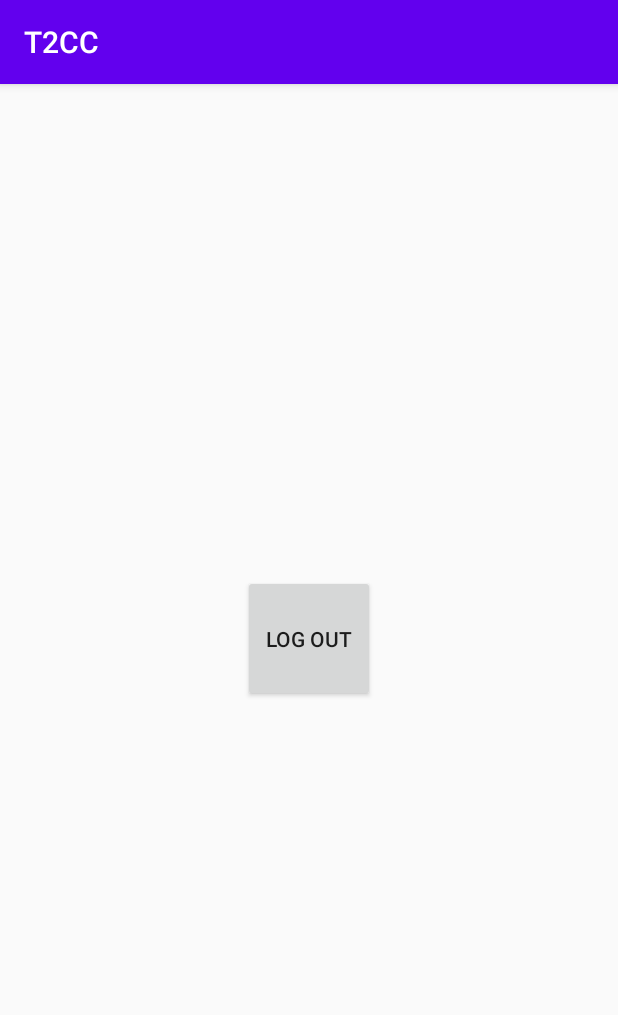
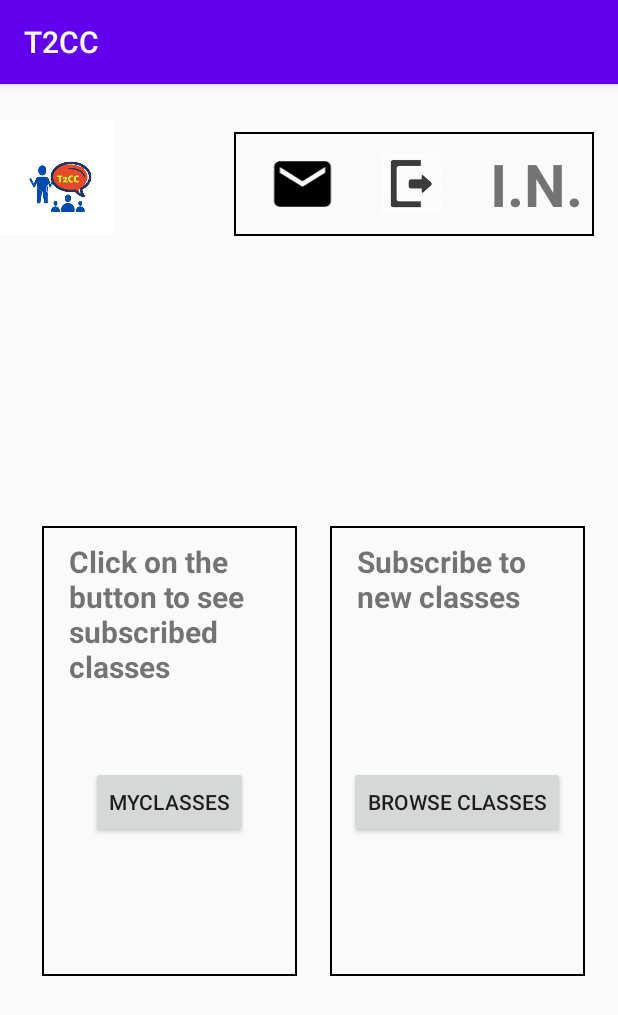
Before and after one commit to olabusayo/cosc612-seproj, an Android app: the HomeActivity screen opened directly, with no data from a screen before it, on a phone screen of 412 x 824 dp. Shown: the top 1015 px of the screen. Run offline under Robolectric (Android 15) with nearby library versions, the light colour scheme and no system bars.

Commit message:
merge with user screen (#9)
* merge with user screen

* update

```diff
--- a/T2CC_APP/t2cc/app/build.gradle
+++ b/T2CC_APP/t2cc/app/build.gradle
@@ -13,6 +13,7 @@ android {
         versionName "1.0"
 
         testInstrumentationRunner "androidx.test.runner.AndroidJUnitRunner"
+        android.defaultConfig.vectorDrawables.useSupportLibrary = true
     }
 
     buildTypes {
--- a/T2CC_APP/t2cc/app/src/main/java/com/example/t2cc/LogoutActivity.java
+++ b/T2CC_APP/t2cc/app/src/main/java/com/example/t2cc/LogoutActivity.java
@@ -33,7 +33,7 @@ public class LogoutActivity extends AppCompatActivity implements
     mAuthUI = AuthUI.getInstance();
 
     // prep buttons for onClick
-    findViewById(R.id.logOutButton).setOnClickListener(this);
+    //findViewById(R.id.logOutButton).setOnClickListener(this);
   }
 
   @Override
@@ -49,9 +49,9 @@ public class LogoutActivity extends AppCompatActivity implements
   @Override
   public void onClick(View v) {
     int i = v.getId();
-    if (i == R.id.logOutButton) {
-      logOut();
-    }
+//    if (i == R.id.logOutButton) {
+//      logOut();
+//    }
   }
 
   private void changeToLoginActivity() {
--- /dev/null
+++ b/T2CC_APP/t2cc/app/src/main/res/drawable/ic_mail_black_24dp.xml
@@ -0,0 +1,9 @@
+<vector xmlns:android="http://schemas.android.com/apk/res/android"
+        android:width="24dp"
+        android:height="24dp"
+        android:viewportWidth="24.0"
+        android:viewportHeight="24.0">
+    <path
+        android:fillColor="#FF000000"
+        android:pathData="M20,4L4,4c-1.1,0 -1.99,0.9 -1.99,2L2,18c0,1.1 0.9,2 2,2h16c1.1,0 2,-0.9 2,-2L22,6c0,-1.1 -0.9,-2 -2,-2zM20,8l-8,5 -8,-5L4,6l8,5 8,-5v2z"/>
+</vector>
--- /dev/null
+++ b/T2CC_APP/t2cc/app/src/main/res/drawable/ic_person_black_24dp.xml
@@ -0,0 +1,9 @@
+<vector xmlns:android="http://schemas.android.com/apk/res/android"
+        android:width="24dp"
+        android:height="24dp"
+        android:viewportWidth="24.0"
+        android:viewportHeight="24.0">
+    <path
+        android:fillColor="#FF000000"
+        android:pathData="M12,12c2.21,0 4,-1.79 4,-4s-1.79,-4 -4,-4 -4,1.79 -4,4 1.79,4 4,4zM12,14c-2.67,0 -8,1.34 -8,4v2h16v-2c0,-2.66 -5.33,-4 -8,-4z"/>
+</vector>
--- a/T2CC_APP/t2cc/app/src/main/res/layout/activity_home.xml
+++ b/T2CC_APP/t2cc/app/src/main/res/layout/activity_home.xml
@@ -4,21 +4,133 @@
     xmlns:tools="http://schemas.android.com/tools"
     android:layout_width="match_parent"
     android:layout_height="match_parent"
-    tools:context="com.example.t2cc.HomeActivity">
+    tools:context="com.example.t2cc.Home">
 
-    <Button
-        android:id="@+id/logOutButton"
-        android:layout_width="0dp"
-        android:layout_height="0dp"
-        android:layout_marginStart="162dp"
-        android:layout_marginLeft="162dp"
-        android:layout_marginTop="327dp"
-        android:layout_marginEnd="162dp"
-        android:layout_marginRight="162dp"
-        android:layout_marginBottom="356dp"
-        android:text="Log Out"
+    <ImageView
+        android:id="@+id/homeLogo"
+        android:layout_width="76dp"
+        android:layout_height="76dp"
+        app:layout_constraintBottom_toBottomOf="parent"
+        app:layout_constraintStart_toStartOf="parent"
+        app:layout_constraintTop_toTopOf="parent"
+        app:layout_constraintVertical_bias="0.035"
+        app:srcCompat="@drawable/t2cc_logo" />
+
+    <LinearLayout
+        android:id="@+id/navigationHome"
+        android:layout_width="240dp"
+        android:layout_height="69dp"
+        android:layout_marginStart="80dp"
+        android:layout_marginLeft="80dp"
+        android:background="@drawable/shape"
+        android:orientation="horizontal"
         app:layout_constraintBottom_toBottomOf="parent"
         app:layout_constraintEnd_toEndOf="parent"
+        app:layout_constraintHorizontal_bias="0.0"
+        app:layout_constraintStart_toEndOf="@+id/homeLogo"
+        app:layout_constraintTop_toTopOf="parent"
+        app:layout_constraintVertical_bias="0.046">
+
+        <ImageView
+            android:id="@+id/messagesImage"
+            android:layout_width="71dp"
+            android:layout_height="45dp"
+            android:layout_gravity="center_vertical"
+            android:layout_marginEnd="20dp"
+            android:layout_marginRight="20dp"
+            android:layout_weight="0"
+            android:contentDescription="@string/messages_image"
+            android:paddingLeft="20dp"
+            app:srcCompat="@drawable/ic_mail_black_24dp" />
+
+        <ImageView
+            android:id="@+id/logoutImage"
+            android:layout_width="54dp"
+            android:layout_height="39dp"
+            android:layout_gravity="center_vertical"
+            android:layout_marginEnd="20dp"
+            android:layout_marginRight="20dp"
+            android:layout_weight="0"
+            android:src="@drawable/logout" />
+
+        <TextView
+            android:id="@+id/userInitial"
+            android:layout_width="wrap_content"
+            android:layout_height="wrap_content"
+            android:layout_gravity="center"
+            android:layout_weight="0"
+            android:paddingLeft="5dp"
+            android:text="I.N."
+            android:textSize="39dp"
+            android:textStyle="bold" />
+
+    </LinearLayout>
+
+    <LinearLayout
+        android:id="@+id/homeLeftContent"
+        android:layout_width="170dp"
+        android:layout_height="300dp"
+        android:layout_marginStart="22dp"
+        android:layout_marginLeft="22dp"
+        android:layout_marginTop="20dp"
+        android:background="@drawable/shape"
+        android:orientation="vertical"
+        app:layout_constraintBottom_toBottomOf="parent"
+        app:layout_constraintEnd_toStartOf="@+id/rightHomeContent"
+        app:layout_constraintHorizontal_bias="0.222"
         app:layout_constraintStart_toStartOf="parent"
-        app:layout_constraintTop_toTopOf="parent" />
+        app:layout_constraintTop_toBottomOf="@+id/navigationHome">
+
+        <TextView
+            android:id="@+id/myClassDescriptionLabel"
+            android:layout_width="133dp"
+            android:layout_height="130dp"
+            android:layout_gravity="center"
+            android:layout_marginTop="10dp"
+            android:layout_marginBottom="20dp"
+            android:text="Click on the button to see subscribed classes"
+            android:textSize="20dp"
+            android:textStyle="bold" />
+
+        <Button
+            android:id="@+id/myClassButton"
+            android:layout_width="wrap_content"
+            android:layout_height="wrap_content"
+            android:layout_gravity="center"
+            android:text="MyClasses" />
+
+    </LinearLayout>
+
+    <LinearLayout
+        android:id="@+id/rightHomeContent"
+        android:layout_width="170dp"
+        android:layout_height="300dp"
+        android:layout_marginTop="20dp"
+        android:layout_marginEnd="22dp"
+        android:layout_marginRight="22dp"
+        android:background="@drawable/shape"
+        android:orientation="vertical"
+        app:layout_constraintBottom_toBottomOf="parent"
+        app:layout_constraintEnd_toEndOf="parent"
+        app:layout_constraintTop_toBottomOf="@+id/navigationHome">
+
+        <TextView
+            android:id="@+id/browseClassDescipLabel"
+            android:layout_width="133dp"
+            android:layout_height="130dp"
+            android:layout_gravity="center"
+            android:layout_marginTop="10dp"
+            android:layout_marginBottom="20dp"
+            android:text="Subscribe to new classes"
+            android:textSize="20dp"
+            android:textStyle="bold" />
+
+        <Button
+            android:id="@+id/browseClassesButton"
+            android:layout_width="wrap_content"
+            android:layout_height="wrap_content"
+            android:layout_gravity="center"
+            android:text="Browse Classes" />
+    </LinearLayout>
+
 </androidx.constraintlayout.widget.ConstraintLayout>
--- a/T2CC_APP/t2cc/app/src/main/res/layout/activity_login.xml
+++ b/T2CC_APP/t2cc/app/src/main/res/layout/activity_login.xml
@@ -31,7 +31,7 @@
         android:layout_marginTop="20dp"
         android:background="@drawable/shape"
         android:ems="10"
-        android:hint=" username"
+        android:hint=" Email"
         android:inputType="textEmailAddress"
         android:visibility="visible"
         app:layout_constraintBottom_toTopOf="@+id/passwordLoginField"
@@ -47,7 +47,7 @@
         android:layout_marginBottom="284dp"
         android:background="@drawable/shape"
         android:ems="10"
-        android:hint=" password"
+        android:hint=" Password"
         android:inputType="textPassword"
         app:layout_constraintBottom_toBottomOf="parent"
         app:layout_constraintEnd_toEndOf="parent"
--- /dev/null
+++ b/T2CC_APP/t2cc/app/src/main/res/values/refs.xml
@@ -0,0 +1,2 @@
+<?xml version="1.0" encoding="utf-8"?>
+<resources></resources>
--- a/T2CC_APP/t2cc/app/src/main/res/values/strings.xml
+++ b/T2CC_APP/t2cc/app/src/main/res/values/strings.xml
@@ -1,4 +1,6 @@
 <resources>
     <string name="app_name">T2CC</string>
     <string name="confirm_password">Confirm Password</string>
+    <string name="user_images">user images</string>
+    <string name="messages_image">messages image</string>
 </resources>
```
Also changed, not shown: T2CC_APP/t2cc/app/src/main/res/drawable-v24/logout.png (added), T2CC_APP/t2cc/app/src/main/res/drawable-v24/t2cc_logo.png (added).
